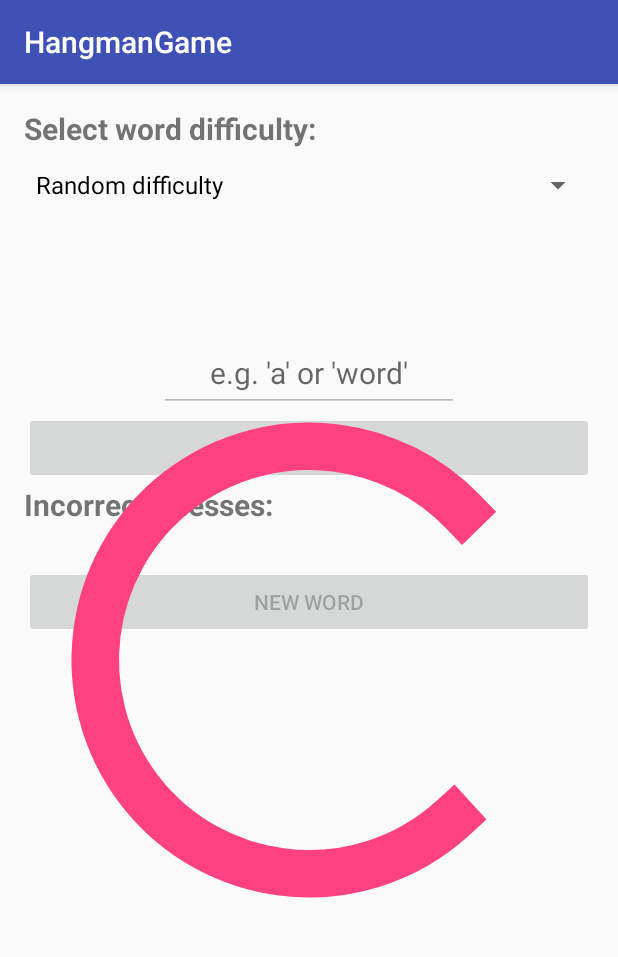
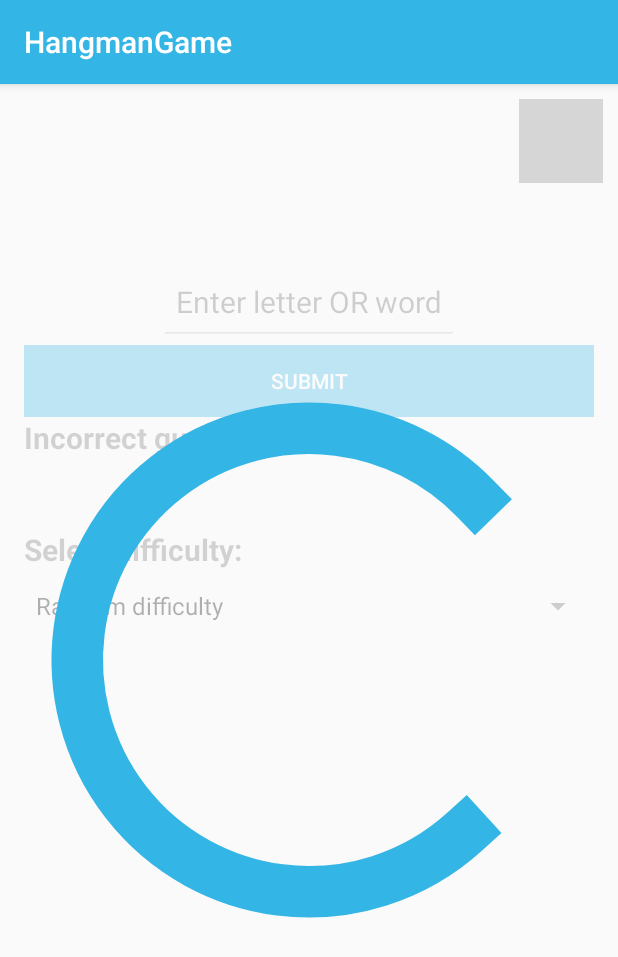
Before and after one commit to ahhhlvin/HangmanGame, an Android app: the screen it shows after launch (MainActivity), on a phone screen of 412 x 824 dp. Shown: the top 957 px of the screen. Run offline under Robolectric (Android 15) with nearby library versions, the phone set to English and light mode, and no system bars; grey boxes are pictures that could not be loaded.

Commit message:
refactored UI: added snackbar messages, reformatted positioning of widgets, material design, informative alpha changes

```diff
--- a/app/src/main/java/linkedin/app/hangmangame/MainActivity.java
+++ b/app/src/main/java/linkedin/app/hangmangame/MainActivity.java
@@ -1,6 +1,8 @@
 package linkedin.app.hangmangame;
 
 import android.content.Context;
+import android.support.design.widget.CoordinatorLayout;
+import android.support.design.widget.TextInputEditText;
 import android.support.v7.app.AppCompatActivity;
 import android.os.Bundle;
 import android.support.v7.widget.AppCompatSpinner;
@@ -9,7 +11,8 @@ import android.view.inputmethod.InputMethodManager;
 import android.widget.AdapterView;
 import android.widget.ArrayAdapter;
 import android.widget.Button;
-import android.widget.EditText;
+import android.support.design.widget.Snackbar;
+import android.widget.LinearLayout;
 import android.widget.ProgressBar;
 import android.widget.RelativeLayout;
 import android.widget.TextView;
@@ -19,14 +22,16 @@ import java.util.ArrayList;
 public class MainActivity extends AppCompatActivity implements MainPresenter.UI {
 
     private RelativeLayout mainLayout;
+    private LinearLayout linearLayout;
+    private View coordinatorLayoutView;
     private AppCompatSpinner difficultySpinner;
     private TextView triesCounterTextView;
     private TextView guessWordTextView;
-    private EditText guessEditText;
+    private TextInputEditText guessEditText;
     private ProgressBar progressBar;
     private Button submitButton;
     private TextView incorrectGuessesTextView;
-    private Button newWordButton;
+    private android.support.design.widget.FloatingActionButton newWordButton;
 
     private MainPresenter presenter;
 
@@ -50,11 +55,13 @@ public class MainActivity extends AppCompatActivity implements MainPresenter.UI
     public void setupViews() {
         presenter.setup();
         mainLayout = (RelativeLayout) findViewById(R.id.activity_main);
+        linearLayout = (LinearLayout) findViewById(R.id.mainLinearLayout);
+        coordinatorLayoutView = (CoordinatorLayout) findViewById(R.id.snackbarPosition);
         difficultySpinner = (AppCompatSpinner) findViewById(R.id.difficultySpinner);
         spinnerSetup();
         triesCounterTextView = (TextView) findViewById(R.id.triesCounterTV);
         guessWordTextView = (TextView) findViewById(R.id.guessWordTV);
-        guessEditText = (EditText) findViewById(R.id.guessET);
+        guessEditText = (TextInputEditText) findViewById(R.id.guessET);
         guessEditText.setEnabled(false);
         progressBar = (ProgressBar) findViewById(R.id.progressBar);
 
@@ -67,6 +74,11 @@ public class MainActivity extends AppCompatActivity implements MainPresenter.UI
                 if (!guessSubmission.isEmpty()) {
                     presenter.checkSubmission(guessSubmission.toLowerCase());
                     guessEditText.setText("");
+                } else {
+                    hideKeyboard();
+                    Snackbar
+                            .make(coordinatorLayoutView, R.string.bad_submission_snackmsg, Snackbar.LENGTH_LONG)
+                            .show();
                 }
             }
         });
@@ -74,12 +86,19 @@ public class MainActivity extends AppCompatActivity implements MainPresenter.UI
         progressBar.setVisibility(View.VISIBLE);
         incorrectGuessesTextView = (TextView) findViewById(R.id.incorrectGuessesTV);
 
-        newWordButton = (Button) findViewById(R.id.newWordButton);
+        newWordButton = (android.support.design.widget.FloatingActionButton) findViewById(R.id.newWordButton);
         newWordButton.setEnabled(false);
         newWordButton.setOnClickListener(new View.OnClickListener() {
             @Override
             public void onClick(View view) {
                 presenter.newGame();
+                if (guessEditText.getVisibility() == View.INVISIBLE && !submitButton.isEnabled()) {
+                    guessEditText.setVisibility(View.VISIBLE);
+                    submitButton.setEnabled(true);
+                }
+                Snackbar
+                        .make(coordinatorLayoutView, R.string.new_word_snackmsg, Snackbar.LENGTH_LONG)
+                        .show();
             }
         });
     }
@@ -96,6 +115,7 @@ public class MainActivity extends AppCompatActivity implements MainPresenter.UI
             @Override
             public void onItemSelected(AdapterView<?> adapterView, View view, int i, long l) {
                 progressBar.setVisibility(View.VISIBLE);
+                linearLayout.setAlpha((float)0.3);
                 presenter.changeLevelDifficulty(adapterView.getSelectedItemPosition());
             }
 
@@ -140,6 +160,7 @@ public class MainActivity extends AppCompatActivity implements MainPresenter.UI
     @Override
     public void setGameReadyUI() {
         progressBar.setVisibility(View.INVISIBLE);
+        linearLayout.setAlpha(1);
         guessEditText.setEnabled(true);
         submitButton.setEnabled(true);
         newWordButton.setEnabled(true);
@@ -150,8 +171,9 @@ public class MainActivity extends AppCompatActivity implements MainPresenter.UI
      */
     @Override
     public void hideKeyboard() {
-        InputMethodManager imm = (InputMethodManager)getSystemService(Context.INPUT_METHOD_SERVICE);
+        InputMethodManager imm = (InputMethodManager) getSystemService(Context.INPUT_METHOD_SERVICE);
         imm.hideSoftInputFromWindow(mainLayout.getWindowToken(), 0);
+
     }
 
     /**
@@ -170,6 +192,21 @@ public class MainActivity extends AppCompatActivity implements MainPresenter.UI
         guessWordTextView.setText(guessWord);
     }
 
+    @Override
+    public void displayWinLoseSnackbar(boolean userDidWin) {
+        guessEditText.setVisibility(View.INVISIBLE);
+        submitButton.setEnabled(false);
+        String message = "";
+        if (userDidWin) {
+            message = "Congratulations, you won!";
+        } else {
+            message = "Aww great attempt though, how about trying again?";
+        }
+        Snackbar
+                .make(coordinatorLayoutView, message, Snackbar.LENGTH_LONG)
+                .show();
+    }
+
     /**
      * Refreshes with the latest incorrectly guessed characters
      */
--- a/app/src/main/java/linkedin/app/hangmangame/MainPresenter.java
+++ b/app/src/main/java/linkedin/app/hangmangame/MainPresenter.java
@@ -180,11 +180,12 @@ class MainPresenter implements WordsAsyncTask.WordsAsyncTaskListener {
      */
     private void displayWinLoseMessage(boolean userDidWin) {
         if (userDidWin) {
-            view.updateGuessWordTextView("Y O U   W O N ! :)");
+            view.updateGuessWordTextView("Y O U   W O N !  : )");
         } else {
-            view.updateGuessWordTextView("G A M E   O V E R ! :(");
+            view.updateGuessWordTextView("G A M E   O V E R !  : ( \n Word was: " + currWord);
         }
         view.hideKeyboard();
+        view.displayWinLoseSnackbar(userDidWin);
     }
 
     /**
@@ -234,6 +235,8 @@ class MainPresenter implements WordsAsyncTask.WordsAsyncTaskListener {
 
         void updateGuessWordTextView(String guessWord);
 
+        void displayWinLoseSnackbar(boolean userDidWin);
+
         void updateIncorrectGuessesTextView(String incorrectGuesses);
 
         void setGameReadyUI();
--- a/app/src/main/res/layout/activity_main.xml
+++ b/app/src/main/res/layout/activity_main.xml
@@ -1,32 +1,27 @@
 <?xml version="1.0" encoding="utf-8"?>
 <RelativeLayout xmlns:android="http://schemas.android.com/apk/res/android"
+    xmlns:app="http://schemas.android.com/apk/res-auto"
     xmlns:tools="http://schemas.android.com/tools"
     android:id="@+id/activity_main"
     android:layout_width="match_parent"
     android:layout_height="match_parent"
-    android:paddingBottom="@dimen/activity_vertical_margin"
-    android:paddingLeft="@dimen/activity_horizontal_margin"
-    android:paddingRight="@dimen/activity_horizontal_margin"
-    android:paddingTop="@dimen/activity_vertical_margin"
     tools:context="linkedin.app.hangmangame.MainActivity">
+
+    <android.support.design.widget.CoordinatorLayout
+        android:id="@+id/snackbarPosition"
+        android:layout_width="match_parent"
+        android:layout_height="match_parent"
+        android:layout_alignParentBottom="true" />
 
     <LinearLayout
         android:id="@+id/mainLinearLayout"
         android:layout_width="match_parent"
         android:layout_height="match_parent"
-        android:orientation="vertical">
-
-        <TextView
-            android:textSize="20sp"
-            android:textStyle="bold"
-            android:text="@string/select_difficulty_text"
-            android:layout_width="match_parent"
-            android:layout_height="wrap_content" />
-
-        <android.support.v7.widget.AppCompatSpinner
-            android:id="@+id/difficultySpinner"
-            android:layout_width="match_parent"
-            android:layout_height="wrap_content"/>
+        android:alpha="0.3"
+        android:orientation="vertical"
+        android:paddingLeft="@dimen/activity_horizontal_margin"
+        android:paddingRight="@dimen/activity_horizontal_margin"
+        android:paddingTop="@dimen/activity_vertical_margin">
 
         <TextView
             android:id="@+id/triesCounterTV"
@@ -39,14 +34,21 @@
             android:id="@+id/guessWordTV"
             android:layout_width="match_parent"
             android:layout_height="wrap_content"
+            android:layout_marginBottom="10dp"
+            android:layout_marginTop="10dp"
             android:gravity="center_horizontal"
             android:textSize="20sp" />
 
-        <EditText
+        <android.support.design.widget.TextInputLayout
+            android:layout_width="match_parent"
+            android:layout_height="wrap_content">
+
+            <android.support.design.widget.TextInputEditText
                 android:id="@+id/guessET"
                 android:layout_width="200dp"
                 android:layout_height="50dp"
                 android:layout_gravity="center_horizontal"
+                android:layout_marginTop="5dp"
                 android:gravity="center_horizontal"
                 android:hint="@string/edittext_example"
                 android:inputType="textFilter|textNoSuggestions"
@@ -54,12 +56,16 @@
                 android:maxLines="1"
                 android:textSize="20sp" />
 
+        </android.support.design.widget.TextInputLayout>
+
         <Button
             android:id="@+id/submitButton"
             android:layout_width="match_parent"
             android:layout_height="wrap_content"
             android:layout_gravity="center_horizontal"
-            android:text="@string/submit_button_text" />
+            android:background="@android:color/holo_blue_light"
+            android:text="@string/submit_button_text"
+            android:textColor="@android:color/white" />
 
         <TextView
             android:layout_width="match_parent"
@@ -70,23 +76,43 @@
 
         <TextView
             android:id="@+id/incorrectGuessesTV"
+            android:layout_width="match_parent"
+            android:layout_height="wrap_content"
+            android:textSize="20sp" />
+
+        <TextView
+            android:layout_width="match_parent"
+            android:layout_height="wrap_content"
+            android:layout_marginTop="20dp"
+            android:text="@string/select_difficulty_text"
             android:textSize="20sp"
+            android:textStyle="bold" />
+
+        <android.support.v7.widget.AppCompatSpinner
+            android:id="@+id/difficultySpinner"
             android:layout_width="match_parent"
             android:layout_height="wrap_content" />
 
-        <Button
+    </LinearLayout>
+
+    <android.support.design.widget.FloatingActionButton
         android:id="@+id/newWordButton"
-            android:layout_width="match_parent"
+        android:layout_width="wrap_content"
         android:layout_height="wrap_content"
-            android:layout_gravity="center_horizontal"
-            android:text="@string/new_button_text"/>
-
-    </LinearLayout>
+        android:layout_alignParentEnd="true"
+        android:layout_alignParentRight="true"
+        android:layout_alignParentTop="true"
+        android:layout_marginEnd="10dp"
+        android:layout_marginRight="10dp"
+        android:layout_marginTop="10dp"
+        android:src="@drawable/refresh"
+        android:text="@string/new_button_text"
+        app:backgroundTint="@android:color/holo_blue_light" />
 
     <ProgressBar
         android:id="@+id/progressBar"
         style="?android:attr/progressBarStyle"
         android:layout_width="match_parent"
-        android:layout_height="match_parent"/>
+        android:layout_height="match_parent" />
 
 </RelativeLayout>
--- a/app/src/main/res/values/strings.xml
+++ b/app/src/main/res/values/strings.xml
@@ -1,11 +1,13 @@
 <resources>
     <string name="app_name">HangmanGame</string>
-    <string name="guess_remaining_text">Guesses remaining:</string>
+    <string name="guess_remaining_text">Remaining guesses:</string>
     <string name="music_taste">%1$s @string/guess_remaining_text</string>
     <string name="incorrect_guess_text">Incorrect guesses:</string>
     <string name="submit_button_text">SUBMIT</string>
     <string name="new_button_text">NEW WORD</string>
-    <string name="edittext_example">e.g. \'a\' or \'word\'</string>
-    <string name="select_difficulty_text">Select word difficulty:</string>
+    <string name="edittext_example">Enter letter OR word</string>
+    <string name="select_difficulty_text">Select difficulty:</string>
+    <string name="new_word_snackmsg">"New guess word has been generated!"</string>
+    <string name="bad_submission_snackmsg">"Please enter a valid guess"</string>
 
 </resources>
--- a/app/src/main/res/values/styles.xml
+++ b/app/src/main/res/values/styles.xml
@@ -3,9 +3,9 @@
     <!-- Base application theme. -->
     <style name="AppTheme" parent="Theme.AppCompat.Light.DarkActionBar">
         <!-- Customize your theme here. -->
-        <item name="colorPrimary">@color/colorPrimary</item>
-        <item name="colorPrimaryDark">@color/colorPrimaryDark</item>
-        <item name="colorAccent">@color/colorAccent</item>
+        <item name="colorPrimary">@android:color/holo_blue_light</item>
+        <item name="colorPrimaryDark">@android:color/holo_blue_dark</item>
+        <item name="colorAccent">@android:color/holo_blue_light</item>
     </style>
 
 </resources>
```
Lines whose indentation alone changed are shown as unchanged.
